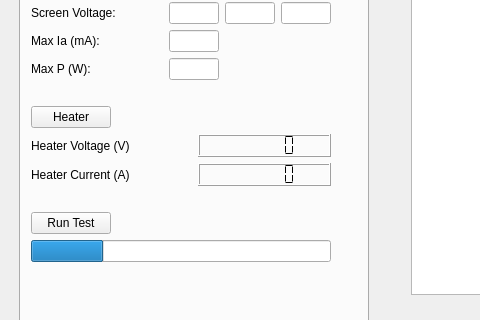
This is valveworkbench.ui in Lizardboy2390/ValveWorkbench as Qt 5 draws it before an edit; both pictures show x 0 to 480 and y 304 to 624 of the 997 by 777 pixel window. The edited form follows.
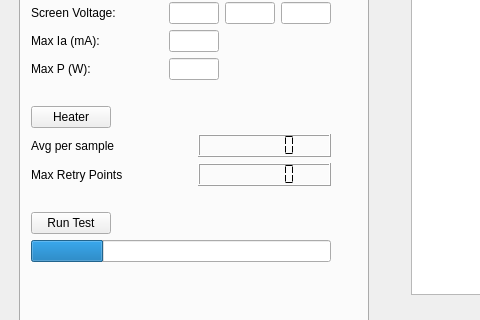
This is the edited form. The open tabs and pages were chosen to show the change.

Commit message:
added dynamic sample averaging
sample numbers increase for low current tubes. three levels of sample averaging applied less samples for high current tubes

Diff of the .ui file:
```diff
--- a/valveworkbench.ui
+++ b/valveworkbench.ui
@@ -1709,7 +1709,7 @@
                </size>
               </property>
               <property name="text">
-               <string>Heater Voltage (V)</string>
+               <string>Avg per sample</string>
               </property>
              </widget>
             </item>
@@ -1767,7 +1767,7 @@
                </size>
               </property>
               <property name="text">
-               <string>Heater Current (A)</string>
+               <string>Max Retry Points</string>
               </property>
              </widget>
             </item>
```
The commit also changes 17 other files.
